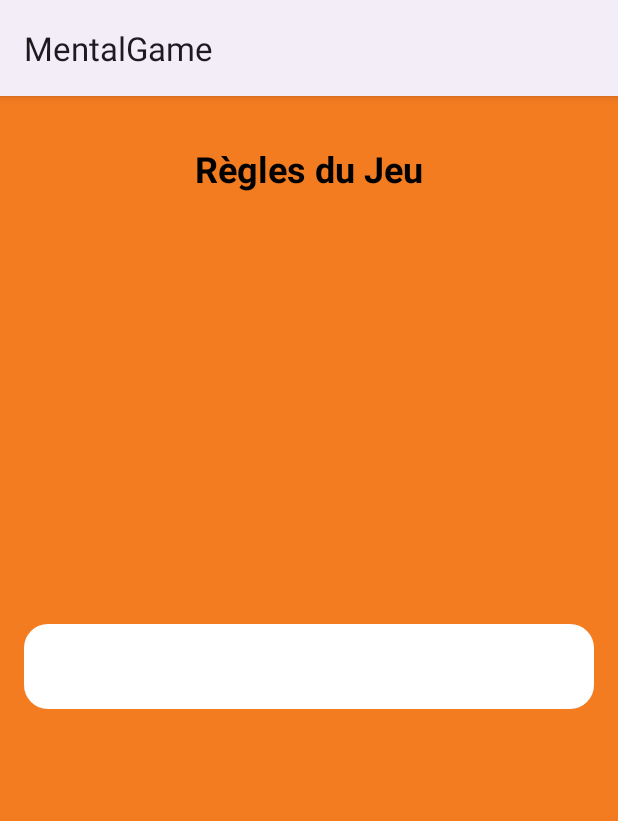
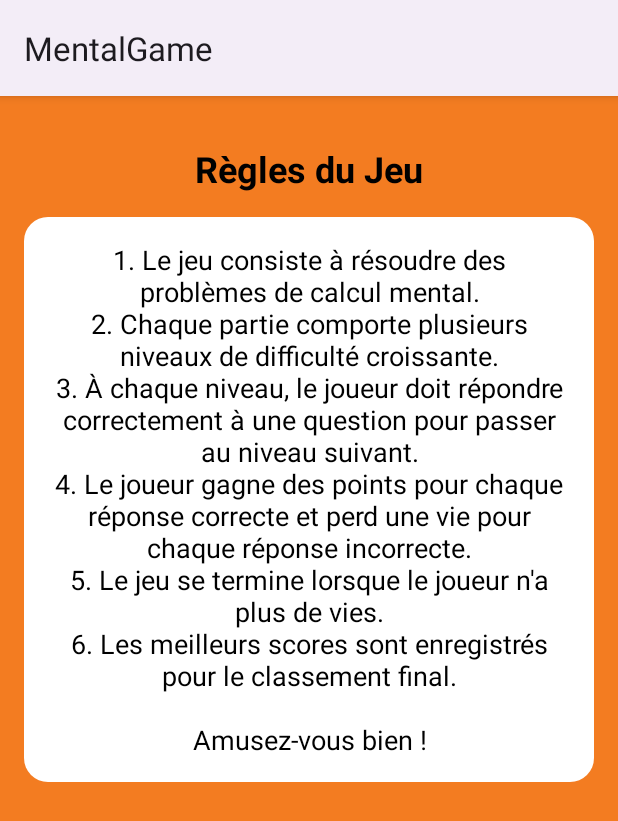
Before and after one commit to ArthurGramont/MentalGame, an Android app: the ReglesActivity screen opened directly, with no data from a screen before it, on a phone screen of 412 x 824 dp. Shown: the top 821 px of the screen. Run offline under Robolectric (Android 15) with nearby library versions, the phone set to English and light mode, and no system bars.

Commit message:
Correctif bugs/finition totale

```diff
--- a/app/src/main/res/layout/activity_regles.xml
+++ b/app/src/main/res/layout/activity_regles.xml
@@ -20,19 +20,25 @@
         app:layout_constraintStart_toStartOf="parent"
         app:layout_constraintTop_toTopOf="parent" />
 
+    <ScrollView
+        android:layout_width="0dp"
+        android:layout_height="0dp"
+        android:layout_marginTop="24dp"
+        app:layout_constraintTop_toBottomOf="@id/textViewCreditsTitle"
+        app:layout_constraintBottom_toBottomOf="parent"
+        app:layout_constraintStart_toStartOf="parent"
+        app:layout_constraintEnd_toEndOf="parent"
+        android:layout_margin="16dp">
+
     <TextView
         android:id="@+id/textViewRegles"
-        android:layout_width="0dp"
+        android:layout_width="match_parent"
         android:layout_height="wrap_content"
-        android:layout_margin="16dp"
         android:background="@drawable/rounded_corner_background"
         android:gravity="center"
         android:padding="16dp"
+        android:text="@string/textViewRegles"
         android:textColor="@color/text_color"
-        android:textSize="18sp"
-        app:layout_constraintBottom_toBottomOf="parent"
-        app:layout_constraintEnd_toEndOf="parent"
-        app:layout_constraintStart_toStartOf="parent"
-        app:layout_constraintTop_toTopOf="parent"
-        tools:text="@string/textViewRegles" />
+        android:textSize="18sp"/>
+    </ScrollView>
 </androidx.constraintlayout.widget.ConstraintLayout>
--- a/app/src/main/res/values/strings.xml
+++ b/app/src/main/res/values/strings.xml
@@ -18,8 +18,8 @@
     <string name="bouton_suppr" translatable="false">Suppr</string>
     <string name="bouton_send" translatable="false">Enter</string>
     <string name="textViewCreditsTitle" translatable="false">Crédits</string>
-    <string name="textViewCreditsContent" translatable="false">Développeurs : Arthur et Louis\nDesigners : Arthur et Louis\nTesteurs : Arthur et Louis\n\nVersion de l\'application : 1.0.0\n\nRemerciements spéciaux : \nMerci à tous ceux qui ont contribué au développement de cette application.\n\nMentions légales : \nToutes les informations et les images de cette application sont protégées par les droits d'auteur. \n\nArthur GRAMONT &amp; Louis PADÉ © 2024</string>
+    <string name="textViewCreditsContent" translatable="false">Développeurs : Arthur et Louis\nDesigners : Arthur et Louis\nTesteurs : Arthur et Louis\n\nVersion de l\'application : 1.0.0\n\nRemerciements spéciaux : \nMerci à tous ceux qui ont contribué au développement de cette application.\n\nMentions légales : \nToutes les informations et les images de cette application sont protégées par les droits d\'auteur. \n\nArthur GRAMONT &amp; Louis PADÉ © 2024</string>
     <string name="bouton_regles" translatable="false">Règles du Jeu</string>
-    <string name="textViewRegles" translatable="false">\n1. Le jeu consiste à résoudre des problèmes de calcul mental.\n2. Chaque partie comporte plusieurs niveaux de difficulté croissante.\n3. À chaque niveau, le joueur doit répondre correctement à une question pour passer au niveau suivant.\n4. Le joueur gagne des points pour chaque réponse correcte et perd une vie pour chaque réponse incorrecte.\n5. Le jeu se termine lorsque le joueur n'a plus de vies.\n6. Les meilleurs scores sont enregistrés pour le classement final.\n\nAmusez-vous bien !</string>
+    <string name="textViewRegles" translatable="false">1. Le jeu consiste à résoudre des problèmes de calcul mental.\n2. Chaque partie comporte plusieurs niveaux de difficulté croissante.\n3. À chaque niveau, le joueur doit répondre correctement à une question pour passer au niveau suivant.\n4. Le joueur gagne des points pour chaque réponse correcte et perd une vie pour chaque réponse incorrecte.\n5. Le jeu se termine lorsque le joueur n\'a plus de vies.\n6. Les meilleurs scores sont enregistrés pour le classement final.\n\nAmusez-vous bien !</string>
     <string name="textViewTitreScore" translatable="false">HIGH SCORE</string>
 </resources>
```
